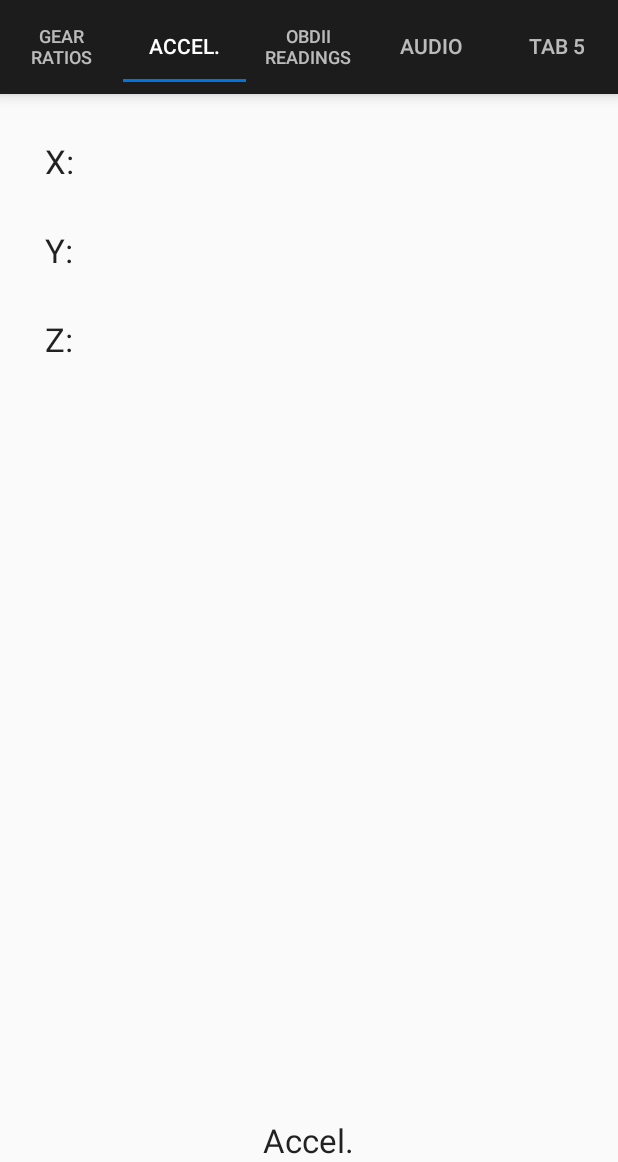
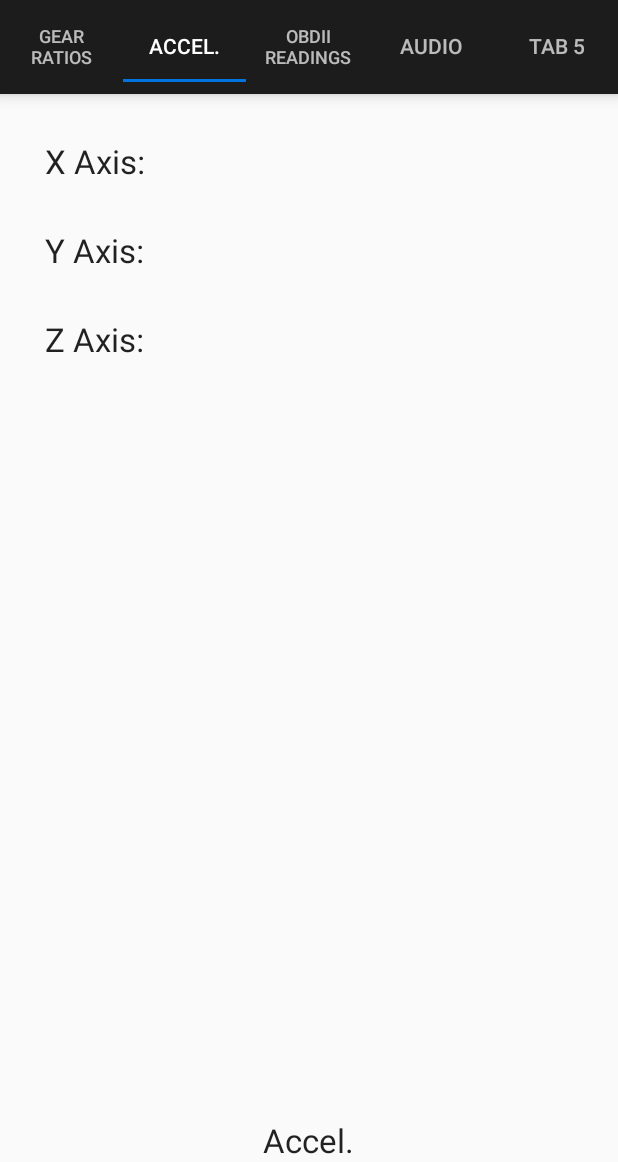
Before and after one commit to matt-tomlinson/Auto_NVH, an Android app: the screen it shows after launch (MainActivity), tab 2 chosen, on a phone screen of 412 x 824 dp, the part 74-1236 px from its top. Run offline under Robolectric (Android 15) with nearby library versions, the phone set to English and light mode, and no system bars.

Commit message:
Accelerometer implemented on tab 2

```diff
--- a/app/src/main/res/layout/tab_fragment_2.xml
+++ b/app/src/main/res/layout/tab_fragment_2.xml
@@ -17,7 +17,7 @@
         android:layout_width="wrap_content"
         android:layout_height="wrap_content"
         android:textAppearance="?android:attr/textAppearanceLarge"
-        android:text="X: "
+        android:text="@string/xAxisLabel"
         android:id="@+id/textView2"
         android:layout_alignParentTop="true"
         android:layout_marginTop="30dp"
@@ -28,7 +28,7 @@
         android:layout_width="wrap_content"
         android:layout_height="wrap_content"
         android:textAppearance="?android:attr/textAppearanceLarge"
-        android:text="Y: "
+        android:text="@string/yAxisLabel"
         android:id="@+id/textView3"
         android:layout_below="@+id/textView2"
         android:layout_marginTop="30dp"
@@ -39,7 +39,7 @@
         android:layout_width="wrap_content"
         android:layout_height="wrap_content"
         android:textAppearance="?android:attr/textAppearanceLarge"
-        android:text="Z: "
+        android:text="@string/zAxisLabel"
         android:id="@+id/textView4"
         android:layout_below="@+id/textView3"
         android:layout_marginTop="30dp"
--- a/app/src/main/res/values/strings.xml
+++ b/app/src/main/res/values/strings.xml
@@ -20,7 +20,7 @@
     <string name="b_stopP">Stop Playing</string>
     <string name="t_filename">Enter filename</string>
     <string name="tab_4m">Recording &amp; Playback</string>
-    <string name="xAxisLabel">X Axis:</string>
-    <string name="yAxisLabel">Y Axis:</string>
-    <string name="zAxisLabel">Z Axis:</string>
+    <string name="xAxisLabel">X Axis:\u0020</string>
+    <string name="yAxisLabel">Y Axis:\u0020</string>
+    <string name="zAxisLabel">Z Axis:\u0020</string>
 </resources>
```
